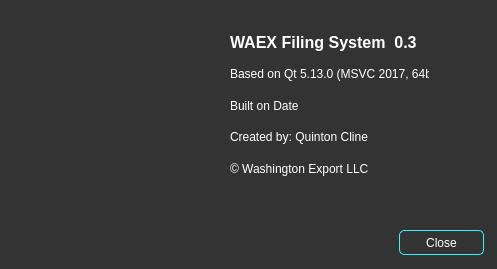
The window that WaExport/aboutwindow.ui (qrcline/WAEX_File_Organizer) describes before a commit, drawn with Qt 5.
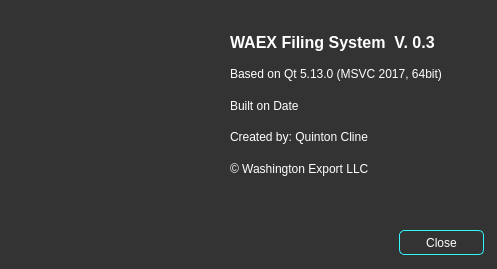
The same window after the commit.

The edit to the form file:
```diff
--- a/WaExport/aboutwindow.ui
+++ b/WaExport/aboutwindow.ui
@@ -51,12 +51,12 @@
     <string>Close</string>
    </property>
   </widget>
-  <widget class="QWidget" name="">
+  <widget class="QWidget" name="layoutWidget">
    <property name="geometry">
     <rect>
      <x>230</x>
      <y>30</y>
-     <width>199</width>
+     <width>220</width>
      <height>151</height>
     </rect>
    </property>
@@ -74,7 +74,7 @@
        <string notr="true">color: rgb(255, 255, 255);</string>
       </property>
       <property name="text">
-       <string>WAEX Filing System  0.3</string>
+       <string>WAEX Filing System  V. 0.3</string>
       </property>
      </widget>
     </item>
```
